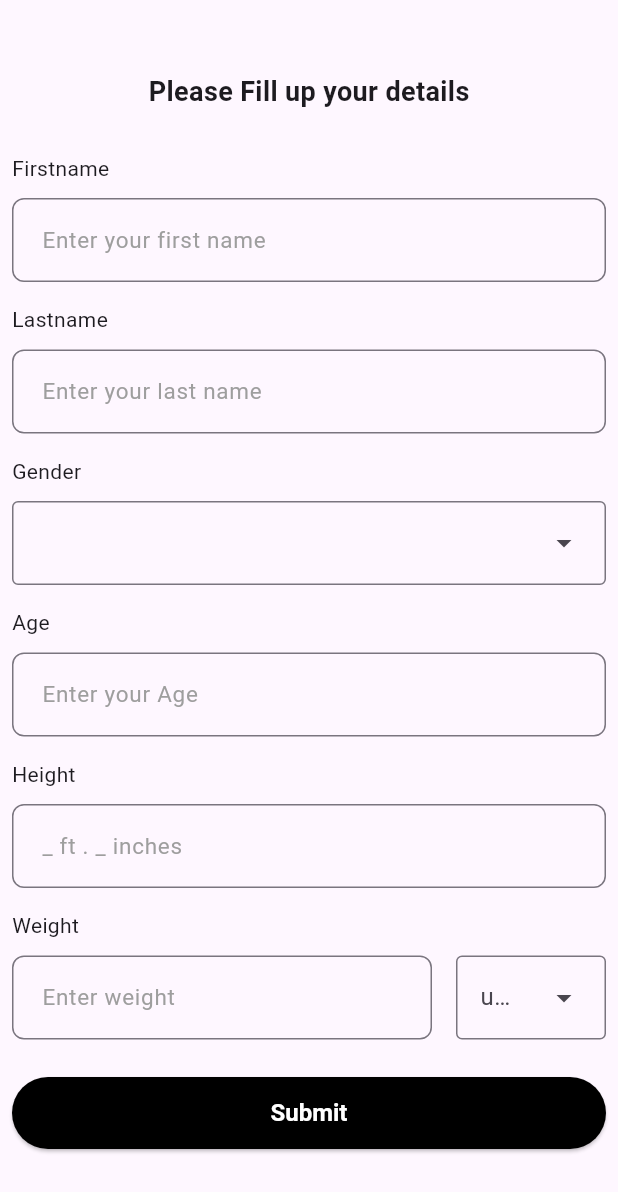
After one commit to Shrijana1029/fitnessapp, a Flutter app: the UserInfo screen opened directly, on a phone screen of 412 x 824 dp. The commit adds this screen. Shown: the top 1192 px of the screen. Run offline on Flutter 3.47's test engine with Material 3 defaults, Android fonts, the phone set to English and light mode, and no system bars; our stand-ins replace another_carousel_pro, cloud_firestore, firebase_auth, firebase_core, pedometer and 2 more; missing offline and left inert: dart:ffi; accounts and stored records are empty; network calls fail.

Commit message:
Sauj : User personal info

```diff
--- a/lib/main.dart
+++ b/lib/main.dart
@@ -7,6 +7,7 @@ import 'package:fitnessapp/screens/login_signup/change_password.dart';
 import 'package:fitnessapp/screens/login_signup/forgot_password.dart';
 import 'package:fitnessapp/screens/login_signup/login_page.dart';
 import 'package:fitnessapp/screens/login_signup/personal_info.dart';
+import 'package:fitnessapp/screens/login_signup/user_info.dart';
 import 'package:fitnessapp/screens/manage_profle.dart';
 import 'package:fitnessapp/screens/profile.dart';
 // import 'package:fitnessapp/screens/profile.dart';
--- /dev/null
+++ b/lib/screens/login_signup/user_info.dart
@@ -0,0 +1,234 @@
+import 'package:fitnessapp/firebase_services/firebase_auth.dart';
+import 'package:fitnessapp/main.dart';
+import 'package:fitnessapp/screens/home.dart';
+import 'package:flutter/material.dart';
+
+class UserInfo extends StatefulWidget {
+  const UserInfo({super.key});
+
+  @override
+  State<UserInfo> createState() => _UserInfoState();
+}
+
+class _UserInfoState extends State<UserInfo> {
+  final TextEditingController _firstname = TextEditingController();
+  final TextEditingController _lastname = TextEditingController();
+  final TextEditingController _gender = TextEditingController();
+  final TextEditingController _age = TextEditingController();
+  final TextEditingController _height = TextEditingController();
+  final TextEditingController _weight = TextEditingController();
+  final TextEditingController _unit = TextEditingController();
+  String? selectedvalue = 'kg';
+  String? weightselect;
+  @override
+  Widget build(BuildContext context) {
+    return Scaffold(
+      body: SingleChildScrollView(
+        child: Container(
+          padding: EdgeInsets.all(8),
+          child: Column(
+            children: [
+              const SizedBox(
+                height: 40,
+              ),
+              const Text(
+                'Please Fill up your details',
+                style: TextStyle(fontWeight: FontWeight.bold, fontSize: 18),
+              ),
+              const SizedBox(
+                height: 28,
+              ),
+              const Align(
+                alignment: Alignment.centerLeft,
+                child: Text(
+                  'Firstname',
+                ),
+              ),
+              const SizedBox(
+                height: 10,
+              ),
+              TextFormField(
+                  controller: _firstname,
+                  decoration: defaultInputDecoration.copyWith(
+                    hintText: 'Enter your first name',
+                  )),
+              const SizedBox(
+                height: 15,
+              ),
+              const Align(
+                alignment: Alignment.centerLeft,
+                child: Text(
+                  'Lastname',
+                ),
+              ),
+              const SizedBox(
+                height: 10,
+              ),
+              TextFormField(
+                  controller: _lastname,
+                  decoration: defaultInputDecoration.copyWith(
+                    hintText: 'Enter your last name',
+                  )),
+              const SizedBox(
+                height: 15,
+              ),
+              const Align(
+                alignment: Alignment.centerLeft,
+                child: Text(
+                  'Gender',
+                ),
+              ),
+              const SizedBox(
+                height: 10,
+              ),
+              DropdownMenu(
+                controller: _gender,
+                width: double.infinity,
+                dropdownMenuEntries: const <DropdownMenuEntry<String>>[
+                  DropdownMenuEntry(value: 'Male', label: 'Male'),
+                  DropdownMenuEntry(value: 'Female', label: 'Female')
+                ],
+                onSelected: (String? value) {
+                  setState(() {
+                    selectedvalue = value;
+                  });
+                },
+              ),
+              const SizedBox(
+                height: 15,
+              ),
+              const Align(
+                alignment: Alignment.centerLeft,
+                child: Text(
+                  'Age',
+                ),
+              ),
+              const SizedBox(
+                height: 10,
+              ),
+              TextFormField(
+                controller: _age,
+                decoration: defaultInputDecoration.copyWith(
+                  hintText: 'Enter your Age',
+                ),
+                keyboardType: TextInputType.number,
+              ),
+              const SizedBox(
+                height: 15,
+              ),
+              const Align(
+                alignment: Alignment.centerLeft,
+                child: Text(
+                  'Height',
+                ),
+              ),
+              const SizedBox(
+                height: 10,
+              ),
+              TextFormField(
+                controller: _height,
+                decoration: defaultInputDecoration.copyWith(
+                  hintText: '_ ft . _ inches',
+                ),
+                keyboardType: TextInputType.number,
+              ),
+              const SizedBox(
+                height: 15,
+              ),
+              const Align(
+                alignment: Alignment.centerLeft,
+                child: Text(
+                  'Weight',
+                ),
+              ),
+              const SizedBox(
+                height: 10,
+              ),
+              Row(
+                children: [
+                  Expanded(
+                    child: TextFormField(
+                      controller: _weight,
+                      decoration: defaultInputDecoration.copyWith(
+                        hintText: 'Enter weight',
+                      ),
+                      keyboardType: TextInputType.number,
+                    ),
+                  ),
+                  const SizedBox(width: 16),
+                  SizedBox(
+                    width: 100,
+                    child: DropdownMenu<String>(
+                      controller: _unit,
+                      width: 100,
+                      initialSelection: weightselect,
+                      hintText: 'unit',
+                      dropdownMenuEntries: const <DropdownMenuEntry<String>>[
+                        DropdownMenuEntry(value: 'kg', label: 'kg'),
+                        DropdownMenuEntry(value: 'lbs', label: 'lbs')
+                      ],
+                      onSelected: (String? value) {
+                        setState(() {
+                          weightselect = value!;
+                        });
+                      },
+                    ),
+                  )
+                ],
+              ),
+              const SizedBox(
+                height: 25,
+              ),
+              SizedBox(
+                width: double.infinity,
+                child: ElevatedButton(
+                  onPressed: () async {
+                    await AuthService().userInform(
+                      firstName: _firstname.text,
+                      lastName: _lastname.text,
+                      age: _age.text.trim(),
+                      height: '${_height.text} ft',
+                      weight: '${_weight.text} ${_unit.text}',
+                    );
+
+                    navigatorKey.currentState?.push(
+                        MaterialPageRoute(builder: (context) => const Home()));
+                  },
+                  style: ElevatedButton.styleFrom(
+                    padding: const EdgeInsets.symmetric(vertical: 14),
+                    backgroundColor: Colors.black,
+                  ),
+                  child: Text('Submit',
+                      style: Theme.of(context)
+                          .textTheme
+                          .displaySmall
+                          ?.copyWith(color: Colors.white)),
+                ),
+              ),
+              const SizedBox(
+                height: 15,
+              ),
+            ],
+          ),
+        ),
+      ),
+    );
+  }
+
+  final defaultInputDecoration = const InputDecoration(
+    hintStyle: TextStyle(
+      color: Color(0xFF9E9E9E), // Equivalent to Colors.grey[600]
+      fontSize: 15,
+    ),
+    contentPadding: EdgeInsets.symmetric(
+      vertical: 16.0,
+      horizontal: 16.0,
+    ),
+    border: OutlineInputBorder(
+      borderRadius: BorderRadius.all(Radius.circular(8.0)),
+      borderSide: BorderSide(
+        width: 2.0,
+      ),
+    ),
+  );
+}
```
Also changed, not shown: lib/firebase_services/firebase_auth.dart (+28 -17 lines), lib/screens/extra.dart (+138 -35 lines), lib/screens/login_signup/signup_page.dart (+2 -43 lines), lib/screens/manage_profle.dart (+12 -5 lines).
